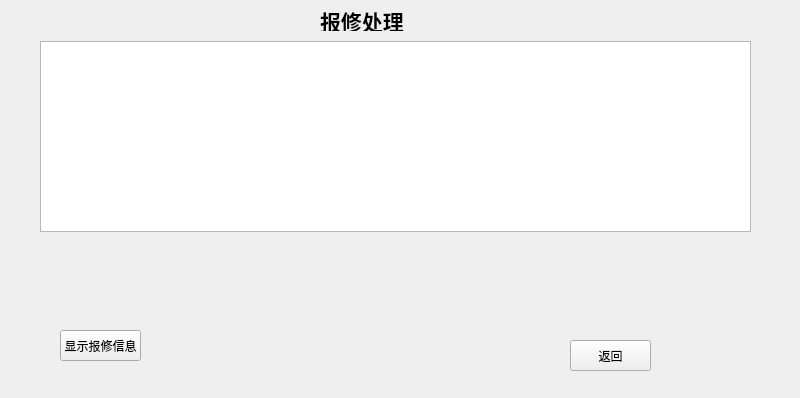
First picture: the form in repair_process_admin.ui, repository yzyzhenlihai/CplusplusProject, before the edit.
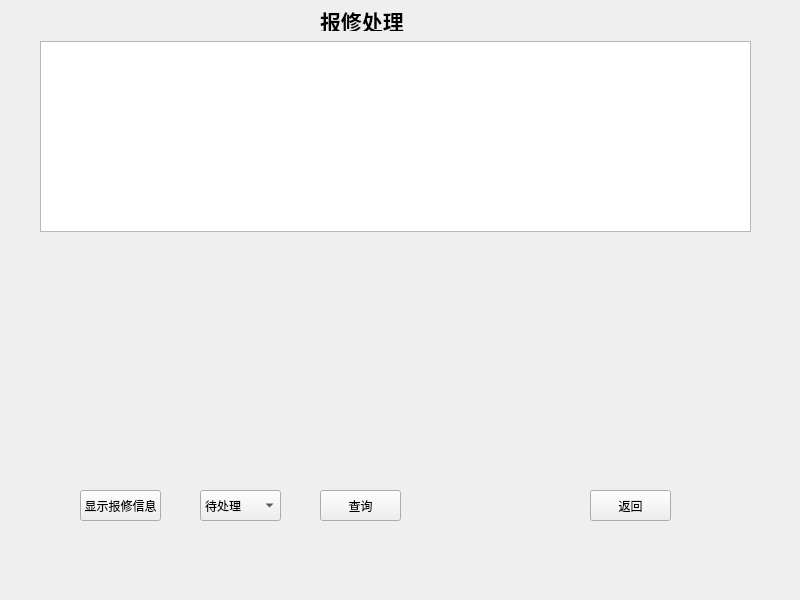
Second picture: the form after the edit.

```diff
--- a/repair_process_admin.ui
+++ b/repair_process_admin.ui
@@ -7,7 +7,7 @@
     <x>0</x>
     <y>0</y>
     <width>800</width>
-    <height>398</height>
+    <height>600</height>
    </rect>
   </property>
   <property name="windowTitle">
@@ -46,8 +46,8 @@
    <widget class="QPushButton" name="ReturnBtn">
     <property name="geometry">
      <rect>
-      <x>570</x>
-      <y>340</y>
+      <x>590</x>
+      <y>490</y>
       <width>81</width>
       <height>31</height>
      </rect>
@@ -59,8 +59,8 @@
    <widget class="QPushButton" name="ShowRepairBtn">
     <property name="geometry">
      <rect>
-      <x>60</x>
-      <y>330</y>
+      <x>80</x>
+      <y>490</y>
       <width>81</width>
       <height>31</height>
      </rect>
@@ -69,6 +69,39 @@
      <string>显示报修信息</string>
     </property>
    </widget>
+   <widget class="QComboBox" name="comboBox">
+    <property name="geometry">
+     <rect>
+      <x>200</x>
+      <y>490</y>
+      <width>81</width>
+      <height>31</height>
+     </rect>
+    </property>
+    <item>
+     <property name="text">
+      <string>待处理</string>
+     </property>
+    </item>
+    <item>
+     <property name="text">
+      <string>已处理</string>
+     </property>
+    </item>
+   </widget>
+   <widget class="QPushButton" name="InquireRepairBtn">
+    <property name="geometry">
+     <rect>
+      <x>320</x>
+      <y>490</y>
+      <width>81</width>
+      <height>31</height>
+     </rect>
+    </property>
+    <property name="text">
+     <string>查询</string>
+    </property>
+   </widget>
   </widget>
  </widget>
  <resources/>
```
